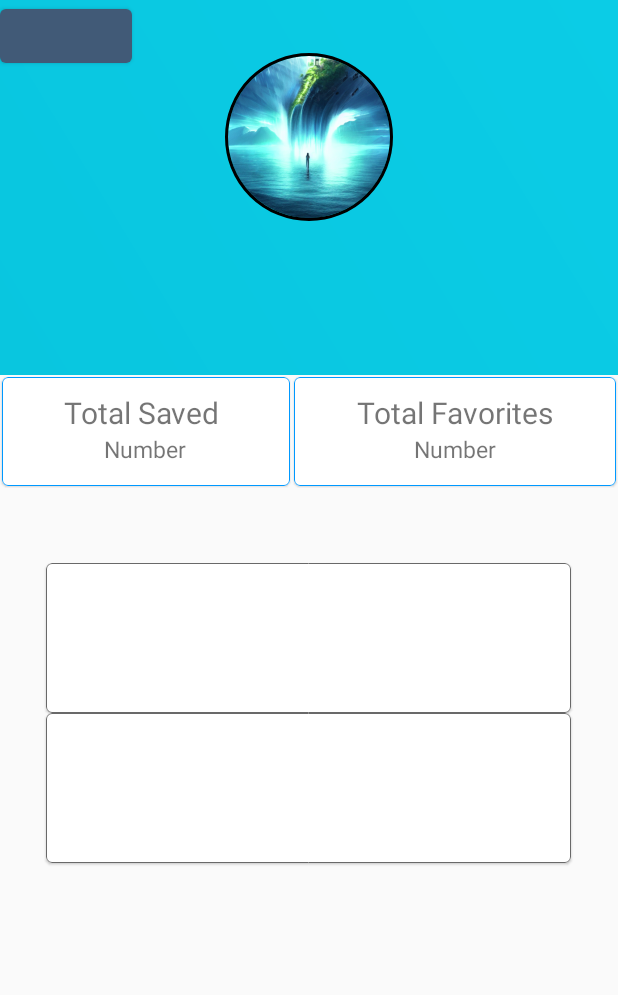
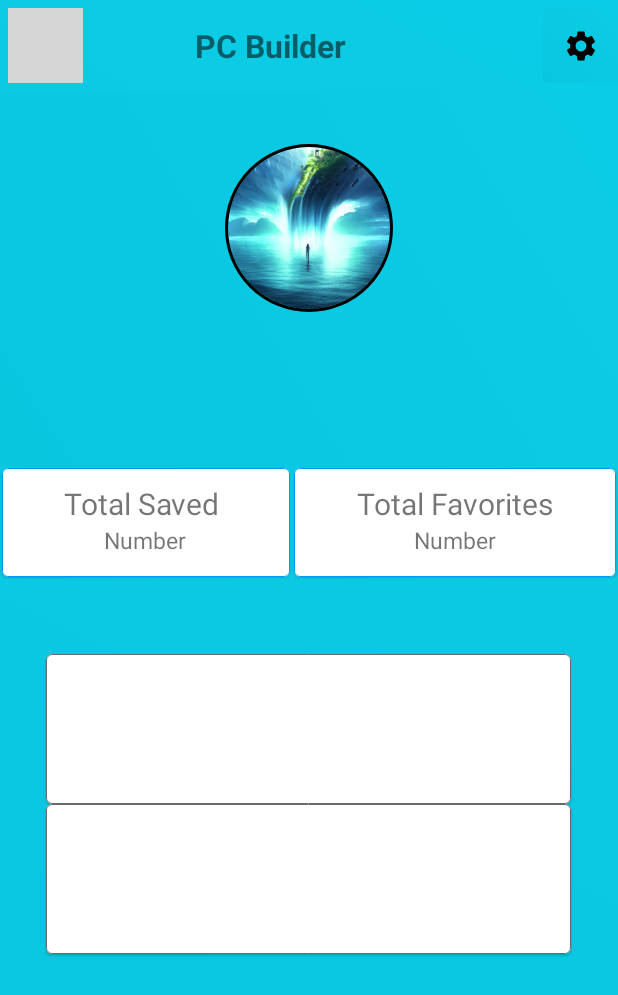
Before and after one commit to umbyf117/PCBuilder, an Android app: the HomeActivity screen opened directly, with no data from a screen before it, after a tap on an icon or button, on a phone screen of 412 x 824 dp. Shown: the top 995 px of the screen. Run offline under Robolectric (Android 15) with nearby library versions, the phone set to English and light mode, and no system bars; our stand-ins replace CircleImageView, Firebase (no records; nobody signed in at launch, a user with empty details on screens opened directly), navigation-ui; libraries missing offline, so code that uses them is left out: com.firebase.ui; grey boxes are pictures that could not be loaded.

Commit message:
Fixed BuildFragment

```diff
--- /dev/null
+++ b/app/src/main/java/com/example/socialgaming/ui/profile/OnFragmentInteractionListener.java
@@ -0,0 +1,5 @@
+package com.example.socialgaming.ui.profile;
+
+public interface OnFragmentInteractionListener {
+    public void changeFragment(int id);
+}
--- a/app/src/main/java/com/example/socialgaming/ui/profile/ProfileFragment.java
+++ b/app/src/main/java/com/example/socialgaming/ui/profile/ProfileFragment.java
@@ -6,15 +6,20 @@
 import android.view.LayoutInflater;
 import android.view.View;
 import android.view.ViewGroup;
+import android.widget.Button;
+import android.widget.ImageButton;
 import android.widget.TextView;
 
 import androidx.annotation.NonNull;
 import androidx.annotation.Nullable;
 import androidx.fragment.app.Fragment;
+import androidx.fragment.app.FragmentManager;
+import androidx.fragment.app.FragmentTransaction;
 import androidx.lifecycle.ViewModelProvider;
 
 import com.example.socialgaming.R;
 import com.example.socialgaming.databinding.FragmentProfileBinding;
+import com.example.socialgaming.ui.Settings.SettingsFragment;
 import com.firebase.ui.auth.data.model.User;
 import com.google.firebase.auth.FirebaseAuth;
 import com.google.firebase.auth.FirebaseUser;
@@ -32,6 +37,12 @@
     private FirebaseUser userFB;
     private String userId, userMail;
     private TextView tv1, tv2;
+    private ImageButton imgbtn;
+    private OnFragmentInteractionListener listener;
+
+    public ProfileFragment(){
+
+    }
 
     @Override
     public void onCreate(@Nullable Bundle savedInstanceState) {
@@ -42,9 +53,19 @@
         binding = FragmentProfileBinding.inflate(inflater, container, false);
         View root = binding.getRoot();
 
+        //get user authentication info
         FirebaseUser user = FirebaseAuth.getInstance().getCurrentUser();
         userId = getUserName();
         userMail = user.getEmail();
+
+        //button to settings fragment
+        ImageButton imgbtn = root.findViewById(R.id.btnSettings);
+        imgbtn.setOnClickListener(new View.OnClickListener() {
+            @Override
+            public void onClick(View v) {
+                listener.changeFragment(2);
+            }
+        });
 
 
         //display firebase username instead of textview
--- a/app/src/main/java/com/example/socialgaming/view/HomeActivity.java
+++ b/app/src/main/java/com/example/socialgaming/view/HomeActivity.java
@@ -24,6 +24,7 @@
 import com.example.socialgaming.data.User;
 import com.example.socialgaming.databinding.MenuActivityBinding;
 import com.example.socialgaming.ui.Settings.SettingsFragment;
+import com.example.socialgaming.ui.profile.OnFragmentInteractionListener;
 import com.example.socialgaming.ui.profile.ProfileFragment;
 import com.example.socialgaming.utils.BuildUtils;
 import com.example.socialgaming.utils.FragmentUtils;
@@ -32,7 +33,7 @@
 import com.google.firebase.auth.FirebaseUser;
 
 
-public class HomeActivity extends AppCompatActivity {
+public class HomeActivity extends AppCompatActivity implements OnFragmentInteractionListener {
 
     private AppBarConfiguration appBarConfiguration;
     private MenuActivityBinding binding;
@@ -89,11 +90,9 @@
 
     }
 
-
     public FirebaseUser getUserData() {
         return viewModel.getUserLiveData().getValue();
     }
-
 
     @Override
     public boolean onSupportNavigateUp(){
@@ -101,4 +100,9 @@
         return NavigationUI.navigateUp(controller, appBarConfiguration) || super.onSupportNavigateUp();
     }
 
+    @Override
+    public void changeFragment(int id) {
+        if(id == 1){
+        }
+    }
 }
--- /dev/null
+++ b/app/src/main/res/drawable/ic_settings.xml
@@ -0,0 +1,5 @@
+<vector android:height="24dp" android:tint="#000000"
+    android:viewportHeight="24" android:viewportWidth="24"
+    android:width="24dp" xmlns:android="http://schemas.android.com/apk/res/android">
+    <path android:fillColor="@android:color/white" android:pathData="M19.14,12.94c0.04,-0.3 0.06,-0.61 0.06,-0.94c0,-0.32 -0.02,-0.64 -0.07,-0.94l2.03,-1.58c0.18,-0.14 0.23,-0.41 0.12,-0.61l-1.92,-3.32c-0.12,-0.22 -0.37,-0.29 -0.59,-0.22l-2.39,0.96c-0.5,-0.38 -1.03,-0.7 -1.62,-0.94L14.4,2.81c-0.04,-0.24 -0.24,-0.41 -0.48,-0.41h-3.84c-0.24,0 -0.43,0.17 -0.47,0.41L9.25,5.35C8.66,5.59 8.12,5.92 7.63,6.29L5.24,5.33c-0.22,-0.08 -0.47,0 -0.59,0.22L2.74,8.87C2.62,9.08 2.66,9.34 2.86,9.48l2.03,1.58C4.84,11.36 4.8,11.69 4.8,12s0.02,0.64 0.07,0.94l-2.03,1.58c-0.18,0.14 -0.23,0.41 -0.12,0.61l1.92,3.32c0.12,0.22 0.37,0.29 0.59,0.22l2.39,-0.96c0.5,0.38 1.03,0.7 1.62,0.94l0.36,2.54c0.05,0.24 0.24,0.41 0.48,0.41h3.84c0.24,0 0.44,-0.17 0.47,-0.41l0.36,-2.54c0.59,-0.24 1.13,-0.56 1.62,-0.94l2.39,0.96c0.22,0.08 0.47,0 0.59,-0.22l1.92,-3.32c0.12,-0.22 0.07,-0.47 -0.12,-0.61L19.14,12.94zM12,15.6c-1.98,0 -3.6,-1.62 -3.6,-3.6s1.62,-3.6 3.6,-3.6s3.6,1.62 3.6,3.6S13.98,15.6 12,15.6z"/>
+</vector>
--- a/app/src/main/res/layout/fragment_profile.xml
+++ b/app/src/main/res/layout/fragment_profile.xml
@@ -4,20 +4,90 @@
     xmlns:app="http://schemas.android.com/apk/res-auto"
     android:layout_width="match_parent"
     android:layout_height="match_parent"
-    android:background="@color/grayLight"
+    android:background="@drawable/gradient_background"
     android:orientation="vertical"
     android:id="@+id/profFragm">
+
+    <RelativeLayout
+        android:layout_width="match_parent"
+        android:layout_height="wrap_content">
+
+        <LinearLayout
+            android:layout_width="match_parent"
+            android:layout_height="wrap_content"
+            android:orientation="horizontal"
+            android:weightSum="3">
+
+            <LinearLayout
+                android:layout_width="0dp"
+                android:layout_height="wrap_content"
+                android:layout_weight="1"
+                android:gravity="start">
+
+                <ImageView
+                    android:layout_width="50dp"
+                    android:layout_height="50dp"
+                    android:src="@drawable/logo"
+                    android:layout_marginStart="5dp"
+                    android:layout_marginTop="5dp"
+                    android:layout_marginBottom="5dp"
+                    android:id="@+id/logoProf"/>
+
+            </LinearLayout>
+
+            <LinearLayout
+                android:layout_width="wrap_content"
+                android:layout_height="match_parent"
+                android:layout_weight="1"
+                android:gravity="center">
+
+                <TextView
+                    android:id="@+id/titleProfFragm"
+                    android:layout_width="wrap_content"
+                    android:layout_height="wrap_content"
+                    android:textSize="21sp"
+                    android:textStyle="bold"
+                    android:text="@string/app_name"
+                    android:layout_marginStart="5dp"
+                    android:layout_marginTop="5dp"
+                    android:layout_marginBottom="5dp"/>
+
+            </LinearLayout>
+
+            <LinearLayout
+                android:layout_width="wrap_content"
+                android:layout_height="wrap_content"
+                android:layout_weight="1"
+                android:gravity="end">
+
+                <ImageButton
+                    android:id="@+id/btnSettings"
+                    android:layout_width="50dp"
+                    android:layout_height="50dp"
+                    android:src="@drawable/ic_settings"
+                    android:background="@drawable/gradient_background"
+                    android:layout_marginStart="5dp"
+                    android:layout_marginTop="5dp"
+                    android:layout_marginBottom="5dp"/>
+
+            </LinearLayout>
+
+
+
+        </LinearLayout>
+
+
+    </RelativeLayout>
+
 
     <RelativeLayout
         android:id="@+id/rlProfile"
         android:layout_width="match_parent"
         android:layout_height="match_parent"
         android:layout_gravity="center">
+        <!--android:background="@color/blue"-->
 
-        <Button
-            android:id="@+id/btnSettings"
-            android:layout_width="wrap_content"
-            android:layout_height="wrap_content"/>
+
 
         <LinearLayout
             android:background="@drawable/gradient_background"
@@ -165,6 +235,7 @@
                 </LinearLayout>
 
 
+
             </com.google.android.material.card.MaterialCardView>
 
             <com.google.android.material.card.MaterialCardView
```
Also changed, not shown: app/src/main/java/com/example/socialgaming/ui/Settings/SettingsFragment.java (+21 -2 lines), app/src/main/java/com/example/socialgaming/ui/logout/LogoutFragment.java (deleted, +0 -78 lines), app/src/main/res/layout/fragment_settings.xml (+63 -8 lines), 1 other file.
